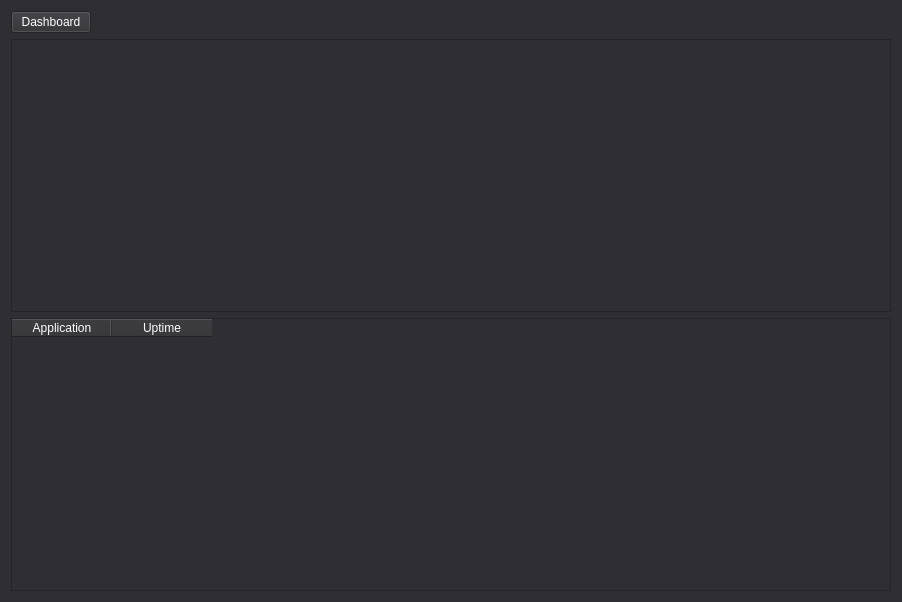
First picture: the form in AppDialog.ui, repository RudraKolhatkar/AppTracker, before the edit.
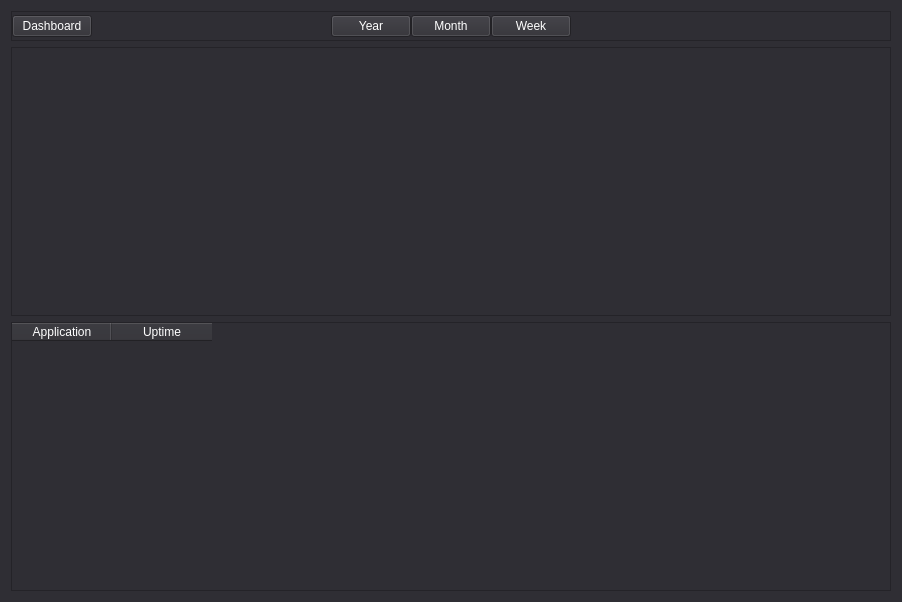
Second picture: the form after the edit.

Commit message: Added functionality to the appdialog and connected it to the database

```diff
--- a/AppDialog.ui
+++ b/AppDialog.ui
@@ -14,23 +14,150 @@
    <string>Form</string>
   </property>
   <property name="styleSheet">
-   <string notr="true">background-color: rgb(47, 46, 52);</string>
+   <string notr="true">background-color: rgb(47, 46, 52);
+color: white;</string>
   </property>
   <layout class="QVBoxLayout" name="verticalLayout">
    <item>
-    <widget class="QPushButton" name="dashboardButton">
+    <widget class="QFrame" name="frame_2">
      <property name="sizePolicy">
-      <sizepolicy hsizetype="Fixed" vsizetype="Fixed">
+      <sizepolicy hsizetype="Preferred" vsizetype="Fixed">
        <horstretch>0</horstretch>
        <verstretch>0</verstretch>
       </sizepolicy>
      </property>
-     <property name="styleSheet">
-      <string notr="true">color: white</string>
+     <property name="minimumSize">
+      <size>
+       <width>0</width>
+       <height>30</height>
+      </size>
      </property>
-     <property name="text">
-      <string>Dashboard</string>
+     <property name="frameShape">
+      <enum>QFrame::Shape::StyledPanel</enum>
      </property>
+     <property name="frameShadow">
+      <enum>QFrame::Shadow::Raised</enum>
+     </property>
+     <layout class="QHBoxLayout" name="horizontalLayout">
+      <property name="spacing">
+       <number>0</number>
+      </property>
+      <property name="leftMargin">
+       <number>0</number>
+      </property>
+      <property name="topMargin">
+       <number>0</number>
+      </property>
+      <property name="rightMargin">
+       <number>0</number>
+      </property>
+      <property name="bottomMargin">
+       <number>0</number>
+      </property>
+      <item>
+       <widget class="QPushButton" name="dashboardButton">
+        <property name="sizePolicy">
+         <sizepolicy hsizetype="Maximum" vsizetype="Fixed">
+          <horstretch>0</horstretch>
+          <verstretch>0</verstretch>
+         </sizepolicy>
+        </property>
+        <property name="minimumSize">
+         <size>
+          <width>0</width>
+          <height>20</height>
+         </size>
+        </property>
+        <property name="styleSheet">
+         <string notr="true">color: white</string>
+        </property>
+        <property name="text">
+         <string>Dashboard</string>
+        </property>
+       </widget>
+      </item>
+      <item>
+       <spacer name="horizontalSpacer">
+        <property name="orientation">
+         <enum>Qt::Orientation::Horizontal</enum>
+        </property>
+        <property name="sizeHint" stdset="0">
+         <size>
+          <width>40</width>
+          <height>20</height>
+         </size>
+        </property>
+       </spacer>
+      </item>
+      <item>
+       <widget class="QPushButton" name="yearButt">
+        <property name="sizePolicy">
+         <sizepolicy hsizetype="Fixed" vsizetype="Fixed">
+          <horstretch>0</horstretch>
+          <verstretch>0</verstretch>
+         </sizepolicy>
+        </property>
+        <property name="text">
+         <string>Year</string>
+        </property>
+       </widget>
+      </item>
+      <item>
+       <widget class="QPushButton" name="monthButt">
+        <property name="sizePolicy">
+         <sizepolicy hsizetype="Fixed" vsizetype="Fixed">
+          <horstretch>0</horstretch>
+          <verstretch>0</verstretch>
+         </sizepolicy>
+        </property>
+        <property name="text">
+         <string>Month</string>
+        </property>
+       </widget>
+      </item>
+      <item>
+       <widget class="QPushButton" name="weekButt">
+        <property name="sizePolicy">
+         <sizepolicy hsizetype="Fixed" vsizetype="Fixed">
+          <horstretch>0</horstretch>
+          <verstretch>0</verstretch>
+         </sizepolicy>
+        </property>
+        <property name="text">
+         <string>Week</string>
+        </property>
+       </widget>
+      </item>
+      <item>
+       <spacer name="horizontalSpacer_2">
+        <property name="orientation">
+         <enum>Qt::Orientation::Horizontal</enum>
+        </property>
+        <property name="sizeHint" stdset="0">
+         <size>
+          <width>40</width>
+          <height>20</height>
+         </size>
+        </property>
+       </spacer>
+      </item>
+      <item>
+       <spacer name="horizontalSpacer_3">
+        <property name="orientation">
+         <enum>Qt::Orientation::Horizontal</enum>
+        </property>
+        <property name="sizeType">
+         <enum>QSizePolicy::Policy::Fixed</enum>
+        </property>
+        <property name="sizeHint" stdset="0">
+         <size>
+          <width>80</width>
+          <height>20</height>
+         </size>
+        </property>
+       </spacer>
+      </item>
+     </layout>
     </widget>
    </item>
    <item>
```
The commit also changes 2 other files.
